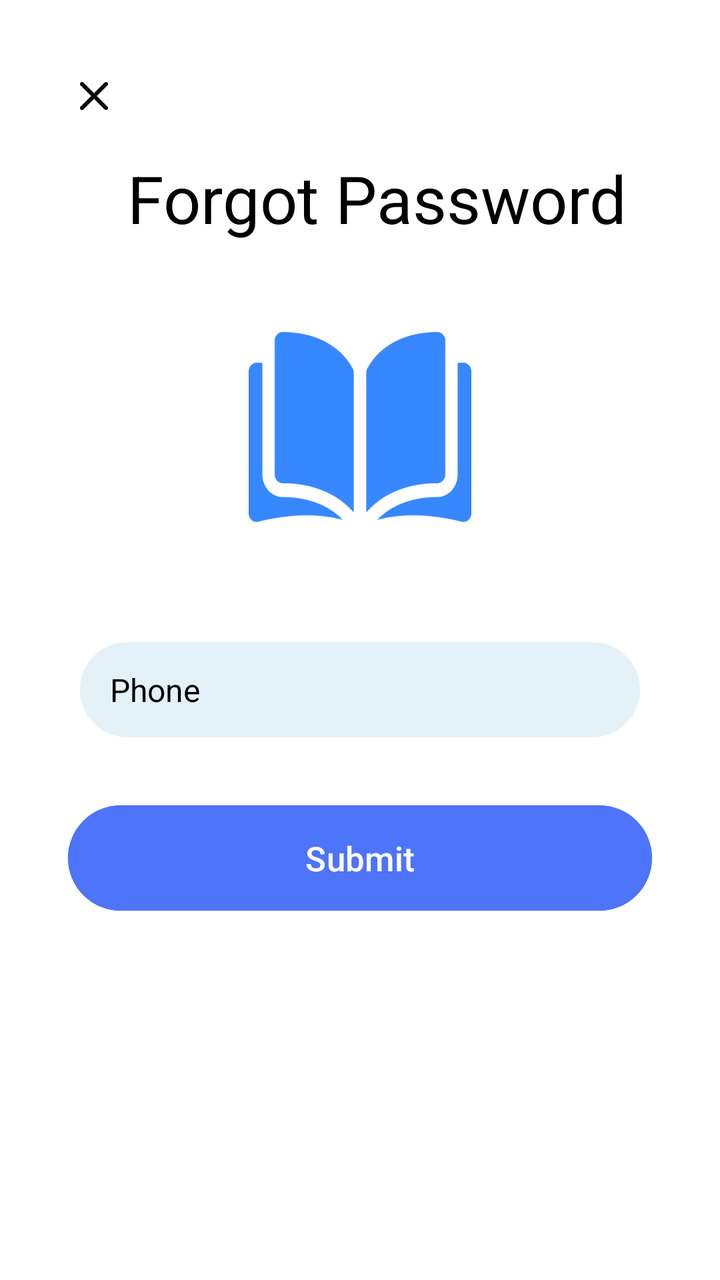
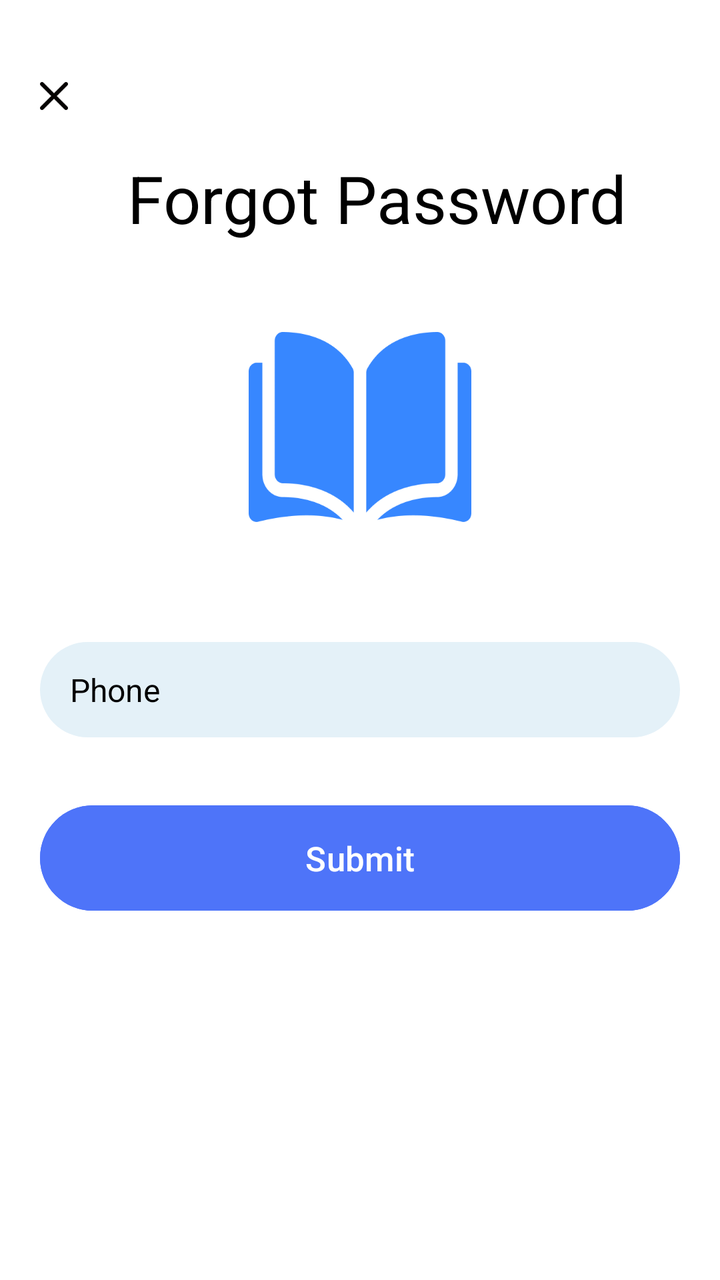

Compare the two renders of this Android layout. The source of the first and the diff that turns it into the second are given below.
<!-- AndroidManifest.xml: application theme Theme.EdTech -->
<!-- res/layout/fragment_email.xml -->
<?xml version="1.0" encoding="utf-8"?>
<layout xmlns:android="http://schemas.android.com/apk/res/android"
    xmlns:tools="http://schemas.android.com/tools"
    xmlns:app="http://schemas.android.com/apk/res-auto">

    <data>

    </data>

    <LinearLayout
        android:layout_width="match_parent"
        android:layout_height="match_parent"
        android:paddingHorizontal="20dp"
        android:orientation="vertical"
        android:background="@color/white"
        tools:context=".ui.signup.fragment.EmailFragment">

        <ImageView
            android:id="@+id/ivBack"
            android:layout_width="24dp"
            android:layout_height="24dp"
            android:layout_marginTop="36dp"
            android:layout_marginStart="15dp"
            android:src="@drawable/cross_button"
            app:layout_constraintTop_toTopOf="parent"
            app:layout_constraintStart_toStartOf="parent" />

        <ScrollView
            android:layout_width="match_parent"
            android:layout_height="match_parent"
            android:fillViewport="true">
            <androidx.constraintlayout.widget.ConstraintLayout
                android:id="@+id/clMain"
                android:layout_width="match_parent"
                android:layout_height="wrap_content">

                <TextView
                    android:id="@+id/welcomeText"
                    android:layout_width="0dp"
                    android:layout_height="wrap_content"
                    android:layout_marginTop="17dp"
                    android:layout_marginStart="17dp"
                    android:text="@string/forgot_password"
                    android:textSize="33sp"
                    android:textColor="@color/black"
                    android:gravity="center_horizontal"
                    app:layout_constraintTop_toTopOf="parent"
                    app:layout_constraintStart_toStartOf="parent"
                    app:layout_constraintEnd_toEndOf="parent" />
                <ImageView
                    android:id="@+id/bookIcon"
                    android:layout_width="112dp"
                    android:layout_height="95dp"
                    android:layout_marginTop="45dp"
                    android:src="@drawable/gradmo_book_icon"
                    app:layout_constraintTop_toBottomOf="@id/welcomeText"
                    app:layout_constraintStart_toStartOf="parent"
                    app:layout_constraintEnd_toEndOf="parent"/>

                <EditText
                    android:id="@+id/emailInput"
                    style="@style/CommonLoginFlowEditText"
                    android:inputType="number"
                    android:layout_width="0dp"
                    android:layout_marginTop="60dp"
                    android:layout_marginStart="20dp"
                    android:layout_marginEnd="20dp"
                    android:hint="@string/phone"
                    app:layout_constraintTop_toBottomOf="@id/bookIcon"
                    app:layout_constraintStart_toStartOf="parent"
                    app:layout_constraintEnd_toEndOf="parent" />


                <com.google.android.material.button.MaterialButton
                    android:id="@+id/btnResetPassword"
                    style="@style/CommonButton2"
                    android:backgroundTint="@color/theme_blue"
                    android:layout_width="0dp"
                    android:layout_height="wrap_content"
                    android:layout_marginTop="30dp"
                    android:layout_marginStart="14dp"
                    android:layout_marginEnd="14dp"
                    android:layout_marginBottom="104dp"
                    android:text="@string/submit"
                    app:layout_constraintTop_toBottomOf="@id/emailInput"
                    app:layout_constraintStart_toStartOf="parent"
                    app:layout_constraintEnd_toEndOf="parent" />

            </androidx.constraintlayout.widget.ConstraintLayout>

        </ScrollView>


    </LinearLayout>
</layout>
<!-- resources referenced by this layout -->
<resources>
  <color name="black">#FF000000</color>
  <color name="theme_blue">#4E74F9</color>
  <color name="white">#FFFFFFFF</color>
  <!-- drawable cross_button: png bitmap (drawable, 835 bytes) -->
  <!-- drawable gradmo_book_icon: png bitmap (drawable, 7826 bytes) -->
  <string name="forgot_password">Forgot Password</string>
  <string name="phone">Phone</string>
  <string name="submit">Submit</string>
  <style name="CommonButton2">
          <item name="cornerRadius">30dp</item>
          <item name="android:textSize">17sp</item>
          <item name="android:backgroundTint">@color/theme_blue</item>
          <item name="android:paddingVertical">15dp</item>
          <item name="android:layout_marginHorizontal">20dp</item>
      </style>
  <style name="CommonLoginFlowEditText">
          <item name="android:layout_width">match_parent</item>
          <item name="android:layout_height">wrap_content</item>
  
          <item name="android:maxLines">1</item>
          <item name="android:paddingVertical">13dp</item>
          <item name="android:paddingHorizontal">15dp</item>
          <item name="fontFamily">@font/manrope_medium</item>
          <item name="android:textSize">16sp</item>
          <item name="android:textColor">@color/black</item>
          <item name="android:textColorHint">@color/black</item>
  
          <item name="android:background">@drawable/bg_login_flow_edittex</item>
      </style>
  <style name="Theme.EdTech" parent="Base.Theme.EdTech" />
  <!-- drawable bg_login_flow_edittex (drawable) -->
  <?xml version="1.0" encoding="utf-8"?>
  <shape xmlns:android="http://schemas.android.com/apk/res/android">
  
      <corners android:radius="30dp"/>
      <solid android:color="#E4F1F8"/>
  </shape>
  <style name="Base.Theme.EdTech" parent="Theme.Material3.DayNight.NoActionBar">
          
          
      </style>
</resources>

<!-- the commit's change to res/layout/fragment_email.xml (unified diff, before → after) -->
@@ -10,10 +10,9 @@
     <LinearLayout
         android:layout_width="match_parent"
         android:layout_height="match_parent"
-        android:paddingHorizontal="20dp"
         android:orientation="vertical"
         android:background="@color/white"
-        tools:context=".ui.signup.fragment.EmailFragment">
+        tools:context=".ui.signup.fragment.ForgotPasswordFragment">
 
         <ImageView
             android:id="@+id/ivBack"
@@ -58,7 +57,7 @@
                     app:layout_constraintEnd_toEndOf="parent"/>
 
                 <EditText
-                    android:id="@+id/emailInput"
+                    android:id="@+id/phoneInput"
                     style="@style/CommonLoginFlowEditText"
                     android:inputType="number"
                     android:layout_width="0dp"
@@ -78,11 +77,9 @@
                     android:layout_width="0dp"
                     android:layout_height="wrap_content"
                     android:layout_marginTop="30dp"
-                    android:layout_marginStart="14dp"
-                    android:layout_marginEnd="14dp"
                     android:layout_marginBottom="104dp"
                     android:text="@string/submit"
-                    app:layout_constraintTop_toBottomOf="@id/emailInput"
+                    app:layout_constraintTop_toBottomOf="@id/phoneInput"
                     app:layout_constraintStart_toStartOf="parent"
                     app:layout_constraintEnd_toEndOf="parent" />
 
